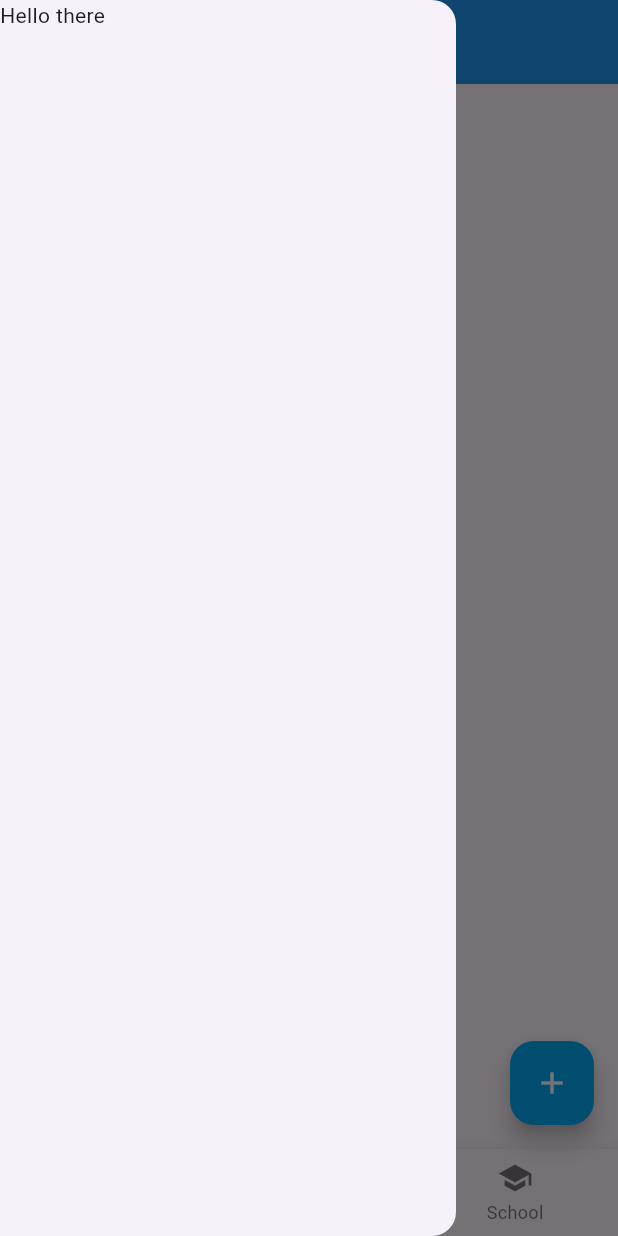
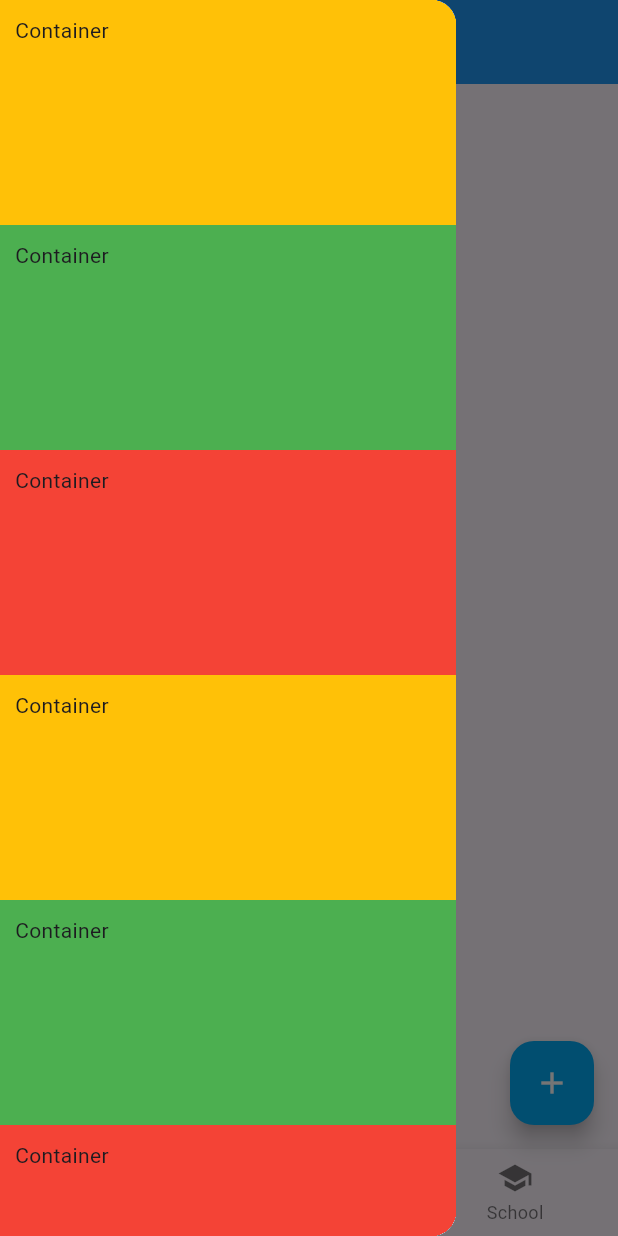
Before and after one commit to havardekodehode/fireshipfluttertutorialapp1, a Flutter app: the screen it shows after launch, with the side drawer open, on a phone screen of 412 x 824 dp. Run offline on Flutter 3.47's test engine with Material 3 defaults, Android fonts, the phone set to English and light mode, and no system bars.

Commit message:
Listview widget, scrollable list in drawer

```diff
--- a/lib/main.dart
+++ b/lib/main.dart
@@ -32,8 +32,66 @@ class MyApp extends StatelessWidget {
           ],
         ),
         drawer: Drawer(
-          child: Text('Hello there'),
-        ),
+            child: ListView(
+          scrollDirection: Axis.vertical,
+          children: [
+            Container(
+                height: 150,
+                padding: EdgeInsets.all(10),
+                color: Colors.amber,
+                child: Text('Container')),
+            Container(
+                height: 150,
+                padding: EdgeInsets.all(10),
+                color: Colors.green,
+                child: Text('Container')),
+            Container(
+                height: 150,
+                padding: EdgeInsets.all(10),
+                color: Colors.red,
+                child: Text('Container')),
+            Container(
+                height: 150,
+                padding: EdgeInsets.all(10),
+                color: Colors.amber,
+                child: Text('Container')),
+            Container(
+                height: 150,
+                padding: EdgeInsets.all(10),
+                color: Colors.green,
+                child: Text('Container')),
+            Container(
+                height: 150,
+                padding: EdgeInsets.all(10),
+                color: Colors.red,
+                child: Text('Container')),
+            Container(
+                height: 150,
+                padding: EdgeInsets.all(10),
+                color: Colors.amber,
+                child: Text('Container')),
+            Container(
+                height: 150,
+                padding: EdgeInsets.all(10),
+                color: Colors.green,
+                child: Text('Container')),
+            Container(
+                height: 150,
+                padding: EdgeInsets.all(10),
+                color: Colors.red,
+                child: Text('Container')),
+            Container(
+                height: 150,
+                padding: EdgeInsets.all(10),
+                color: Colors.amber,
+                child: Text('Container')),
+            Container(
+                height: 150,
+                padding: EdgeInsets.all(10),
+                color: Colors.green,
+                child: Text('Container')),
+          ],
+        )),
       ),
     );
   }
```
